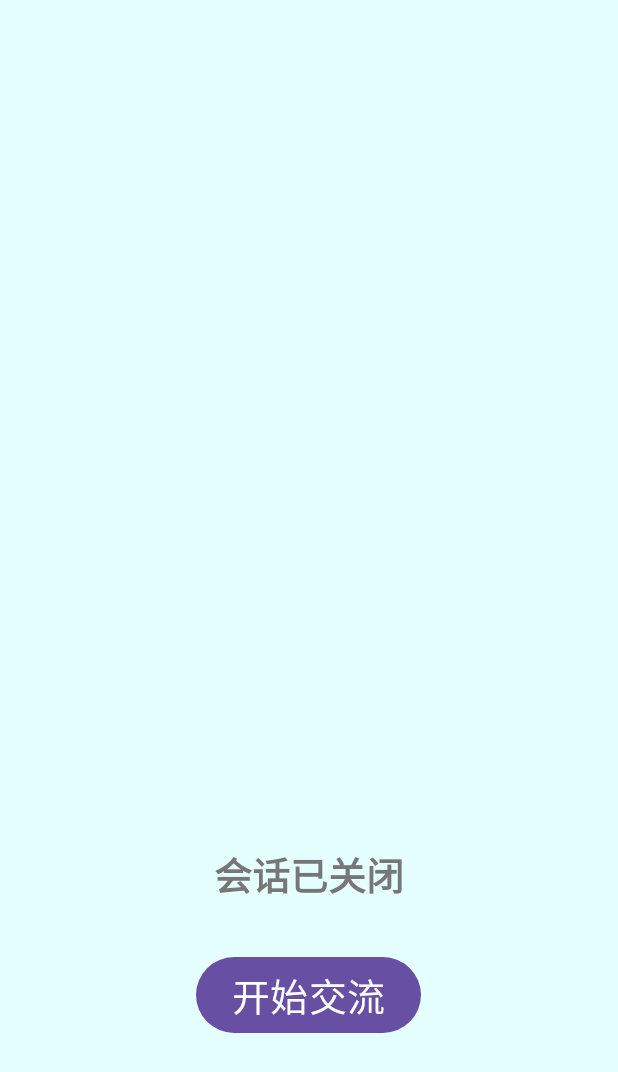
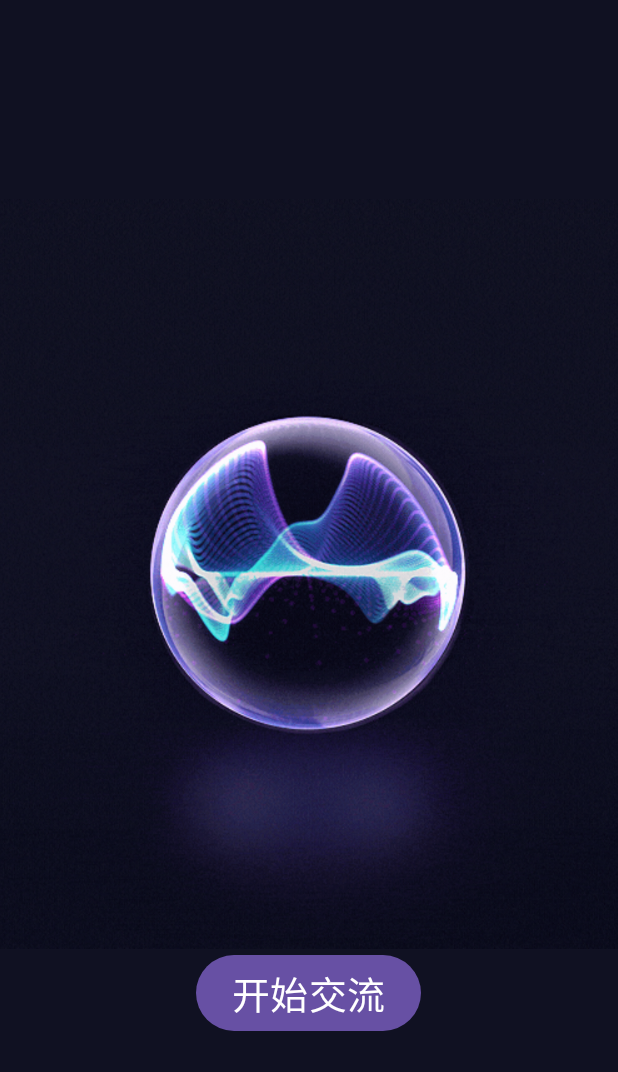
Before and after one commit to TianYouX/audio_app_android, an Android app: the screen it shows after launch (MainActivity), after a tap on "停止交流", on a phone screen of 412 x 824 dp. Shown: the top 1072 px of the screen. Run offline under Robolectric (Android 15) with nearby library versions, the phone set to English and light mode, and no system bars; pictures from the network do not load; 1 other tap on this screen came first.

Commit message:
fixed UI

```diff
--- a/app/src/main/java/com/example/audio_app/MainActivity.java
+++ b/app/src/main/java/com/example/audio_app/MainActivity.java
@@ -1,10 +1,14 @@
 package com.example.audio_app;
 
 import android.media.MediaPlayer;
+import android.os.Build;
 import android.os.Bundle;
 import android.util.Log;
 import android.view.View;
+import android.view.WindowInsets;
+import android.view.WindowManager;
 import android.widget.Button;
+import android.widget.ImageView;
 import android.widget.LinearLayout;
 import android.widget.TextView;
 import android.widget.Toast;
@@ -22,6 +26,7 @@ public class MainActivity extends AppCompatActivity {
     private AudioHandler audioHandler;
     private SessionManager sessionManager;
     private ActivityMainBinding binding;
+    private ImageView staticPic;
 
     // ------------测试回音消除------------
     private MediaPlayer mediaPlayer;
@@ -32,6 +37,13 @@ public class MainActivity extends AppCompatActivity {
     @Override
     protected void onCreate(Bundle savedInstanceState) {
         super.onCreate(savedInstanceState);
+        // 隐藏状态栏和导航栏
+        View decorView = getWindow().getDecorView();
+        int uiOptions = View.SYSTEM_UI_FLAG_FULLSCREEN
+                | View.SYSTEM_UI_FLAG_HIDE_NAVIGATION
+                | View.SYSTEM_UI_FLAG_IMMERSIVE_STICKY;
+        decorView.setSystemUiVisibility(uiOptions);
+
         setContentView(R.layout.activity_main);
 
         // ------------测试回音消除------------
@@ -46,6 +58,7 @@ public class MainActivity extends AppCompatActivity {
         Glide.with(this)
                 .asGif()
                 .load(R.drawable.ai_voice_pic)
+                .placeholder(R.drawable.static_ai_voice_pic)
                 .into(binding.gifView);
 
 
@@ -53,6 +66,7 @@ public class MainActivity extends AppCompatActivity {
         recordButton = findViewById(R.id.record_button);
         statusText = findViewById(R.id.status_text);
         homeLayout = findViewById(R.id.home_layout);
+        staticPic = findViewById(R.id.static_pic);
 
         audioHandler = new AudioHandler(getApplicationContext());
         sessionManager = new SessionManager();
@@ -62,8 +76,6 @@ public class MainActivity extends AppCompatActivity {
     // 初始化：创建会话，创建websocket客户端，设置相互引用.
     public void initAll(View view) {
         closeAll();
-        binding.gifView.setVisibility(View.INVISIBLE);
-        recordButton.setText("开始交流");
 
         new Thread(() -> {
             if (sessionManager.createSession()) {
@@ -96,7 +108,7 @@ public class MainActivity extends AppCompatActivity {
 
             // ui表现.
             binding.gifView.setVisibility(View.VISIBLE);
-            homeLayout.setBackgroundColor(android.graphics.Color.parseColor("#101122"));
+            staticPic.setVisibility(View.GONE);
             recordButton.setText("停止交流");
         }else{
             //关闭会话
@@ -105,8 +117,8 @@ public class MainActivity extends AppCompatActivity {
 //            recordButton.setEnabled(false);
 
             // ui表现.
-            binding.gifView.setVisibility(View.INVISIBLE);
-            homeLayout.setBackgroundColor(android.graphics.Color.parseColor("#e5ffff"));
+            binding.gifView.setVisibility(View.GONE);
+            staticPic.setVisibility(View.VISIBLE);
             recordButton.setText("开始交流");
         }
     }
@@ -119,7 +131,6 @@ public class MainActivity extends AppCompatActivity {
             }
             if (audioHandler != null) {
                 audioHandler.stopRecording();
-//                audioHandler.stopPlayback();
             }
             Log.d(TAG, "交流停止");
         } catch (Exception e) {
--- a/app/src/main/res/layout/activity_main.xml
+++ b/app/src/main/res/layout/activity_main.xml
@@ -6,15 +6,22 @@
     android:layout_height="match_parent"
     android:orientation="vertical"
     android:gravity="center"
-    android:background="#e5ffff"
+    android:background="#101122"
     >
 
     <ImageView
         android:id="@+id/gif_view"
         android:scaleType="centerCrop"
         android:layout_width="match_parent"
-        android:layout_height="400dp"
+        android:layout_height="500dp"
         android:visibility="gone"/>
+
+    <ImageView
+        android:id="@+id/static_pic"
+        android:scaleType="centerCrop"
+        android:layout_width="match_parent"
+        android:layout_height="500dp"
+        android:src="@drawable/static_ai_voice_pic"/>
 
     <TextView
         android:id="@+id/status_text"
@@ -24,7 +31,8 @@
         android:textStyle="bold"
         android:textSize="25sp"
         android:layout_marginTop="32dp"
-        android:textColor="#777777"/>
+        android:textColor="#777777"
+        android:visibility="gone"/>
 
     <Button
         android:id="@+id/session_button"
@@ -40,7 +48,7 @@
         android:id="@+id/record_button"
         android:layout_width="wrap_content"
         android:layout_height="wrap_content"
-        android:layout_marginTop="32dp"
+        android:layout_marginTop="0dp"
         android:textSize="25sp"
         android:onClick="startChatting"/>
 
```
Also changed, not shown: app/src/main/java/com/example/audio_app/AudioHandler.java (+14 -2 lines), app/src/main/res/drawable/static_ai_voice_pic.jpg (added).
